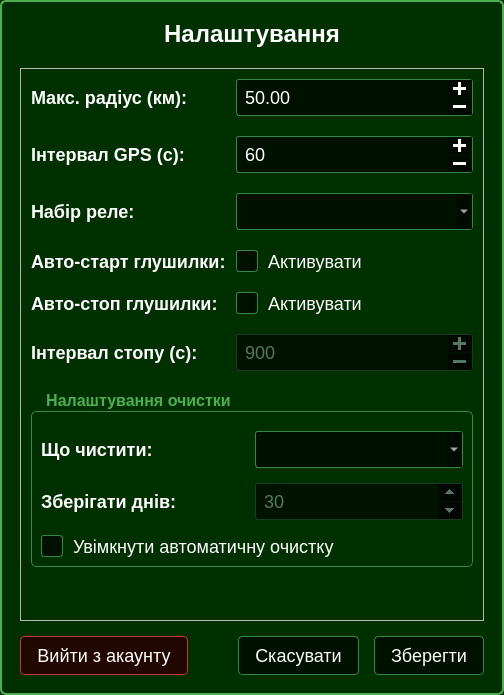
This is app/ui/settings_dialog.ui in VadymKotsiuba1808/SDR_Pi as Qt 5 draws it before an edit. The edited form follows.
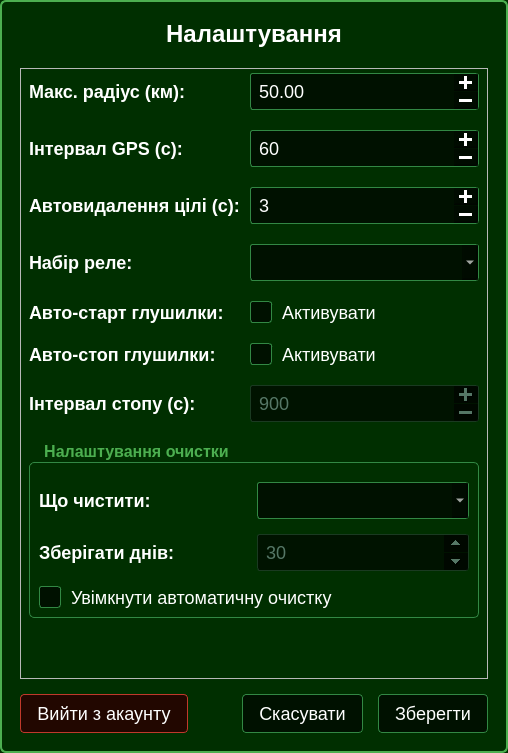
This is the edited form. Icons and pictures are not drawn.

Diff of the .ui file:
```diff
--- a/app/ui/settings_dialog.ui
+++ b/app/ui/settings_dialog.ui
@@ -6,8 +6,8 @@
    <rect>
     <x>0</x>
     <y>0</y>
-    <width>504</width>
-    <height>695</height>
+    <width>508</width>
+    <height>753</height>
    </rect>
   </property>
   <property name="windowTitle">
@@ -164,16 +164,16 @@
          <number>20</number>
         </property>
         <property name="leftMargin">
-         <number>10</number>
+         <number>8</number>
         </property>
         <property name="topMargin">
-         <number>10</number>
+         <number>4</number>
         </property>
         <property name="rightMargin">
-         <number>10</number>
+         <number>8</number>
         </property>
         <property name="bottomMargin">
-         <number>6</number>
+         <number>4</number>
         </property>
         <item row="0" column="0">
          <widget class="QLabel" name="labelRadius">
@@ -222,51 +222,77 @@
          </widget>
         </item>
         <item row="2" column="0">
+         <widget class="QLabel" name="labelDetectionTTL">
+          <property name="text">
+           <string>Автовидалення цілі (с):</string>
+          </property>
+         </widget>
+        </item>
+        <item row="2" column="1">
+         <widget class="QSpinBox" name="inpDetectionTTL">
+          <property name="enabled">
+           <bool>true</bool>
+          </property>
+          <property name="buttonSymbols">
+           <enum>QAbstractSpinBox::ButtonSymbols::PlusMinus</enum>
+          </property>
+          <property name="minimum">
+           <number>1</number>
+          </property>
+          <property name="maximum">
+           <number>360</number>
+          </property>
+          <property name="value">
+           <number>3</number>
+          </property>
+         </widget>
+        </item>
+        <item row="3" column="0">
          <widget class="QLabel" name="labelRelay">
           <property name="text">
            <string>Набір реле:</string>
           </property>
          </widget>
         </item>
-        <item row="2" column="1">
+        <item row="3" column="1">
          <widget class="QComboBox" name="cmbRelay"/>
         </item>
-        <item row="3" column="0">
+        <item row="4" column="0">
          <widget class="QLabel" name="labelAutoStart">
           <property name="text">
            <string>Авто-старт глушилки:</string>
           </property>
          </widget>
         </item>
-        <item row="3" column="1">
+        <item row="4" column="1">
          <widget class="QCheckBox" name="chkJammerAutoStart">
           <property name="text">
            <string>Активувати</string>
           </property>
          </widget>
         </item>
-        <item row="4" column="0">
+        <item row="5" column="0">
          <widget class="QLabel" name="labelAutoStop">
           <property name="text">
            <string>Авто-стоп глушилки:</string>
           </property>
          </widget>
         </item>
-        <item row="4" column="1">
+        <item row="5" column="1">
          <widget class="QCheckBox" name="chkJammerAutoStop">
           <property name="text">
            <string>Активувати</string>
           </property>
          </widget>
         </item>
-        <item row="5" column="0">
+        <item row="6" column="0">
          <widget class="QLabel" name="labelStopInterval">
           <property name="text">
            <string>Інтервал стопу (с):</string>
           </property>
          </widget>
         </item>
-        <item row="5" column="1">
+        <item row="6" column="1">
          <widget class="QSpinBox" name="inpJammerStopInterval">
           <property name="enabled">
            <bool>false</bool>
@@ -285,7 +311,7 @@
           </property>
          </widget>
         </item>
-        <item row="6" column="0" colspan="2">
+        <item row="7" column="0" colspan="2">
          <widget class="QGroupBox" name="groupBoxClean">
           <property name="title">
            <string>Налаштування очистки</string>
```
